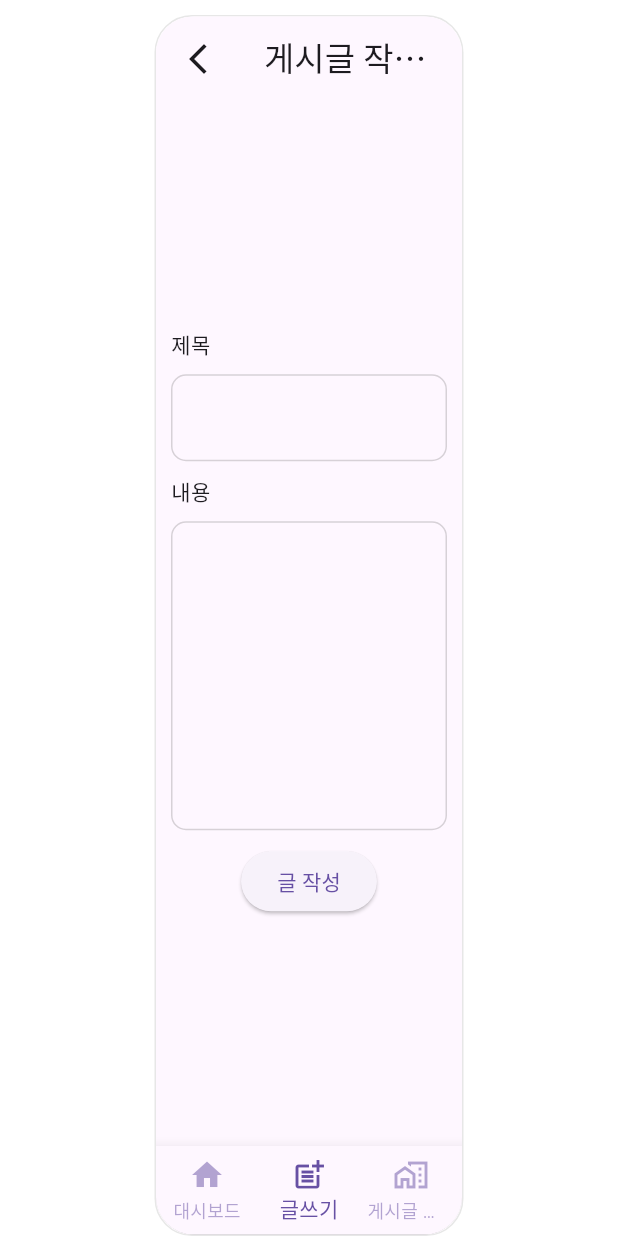
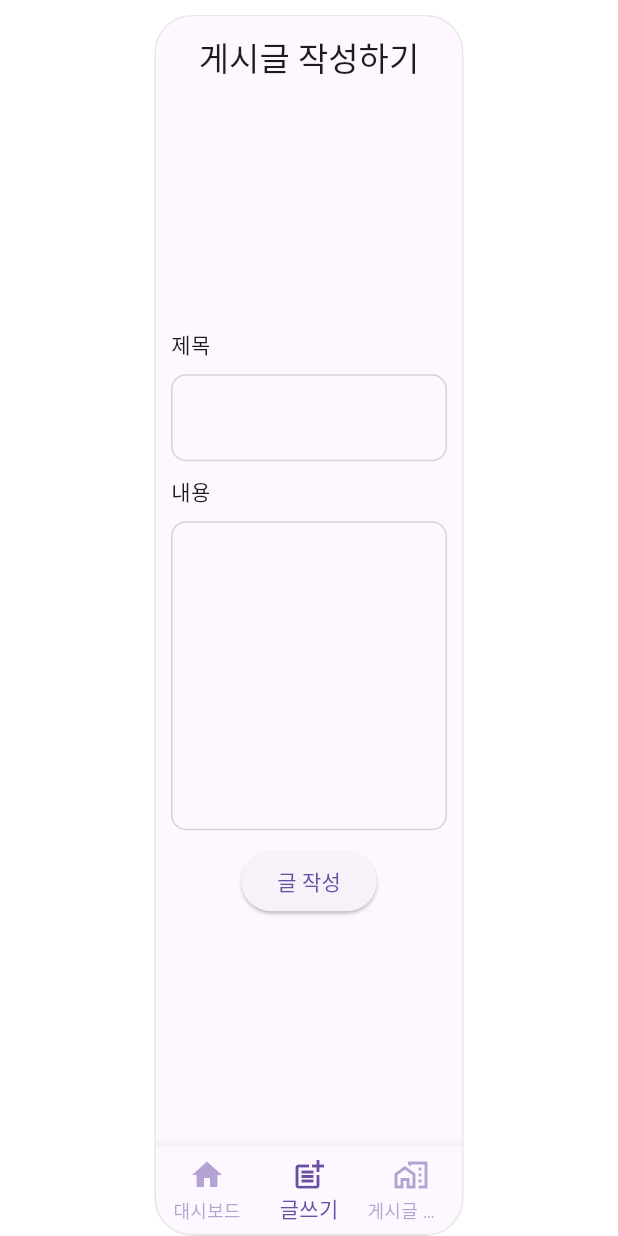
Before and after one commit to inhohwangg/personal_blog, a Flutter app: the screen it shows after launch, item 2 of the bottom bar chosen, on a phone screen of 412 x 824 dp. Run offline on Flutter 3.47's test engine with Material 3 defaults, Android fonts, the phone set to English and light mode, and no system bars; our stand-ins replace dio, get, motion_toast, pocketbase; network calls fail.

Commit message:
appBar 뒤로가기 버튼 제거

```diff
--- a/lib/pages/word-write-page.dart
+++ b/lib/pages/word-write-page.dart
@@ -13,14 +13,14 @@ class WordWritePage extends GetView<WordWritePageController> {
     return Scaffold(
       appBar: AppBar(
         automaticallyImplyLeading: false,
-        leading: IconButton(
-          onPressed: () {
-            Get.back();
-          },
-          icon: Icon(
-            Icons.arrow_back_ios_new,
-          ),
-        ),
+        // leading: IconButton(
+        //   onPressed: () {
+        //     Get.back();
+        //   },
+        //   icon: Icon(
+        //     Icons.arrow_back_ios_new,
+        //   ),
+        // ),
         centerTitle: true,
         title: Text('게시글 작성하기'),
       ),
```
Also changed, not shown: lib/pages/word-list.dart (+8 -8 lines).
